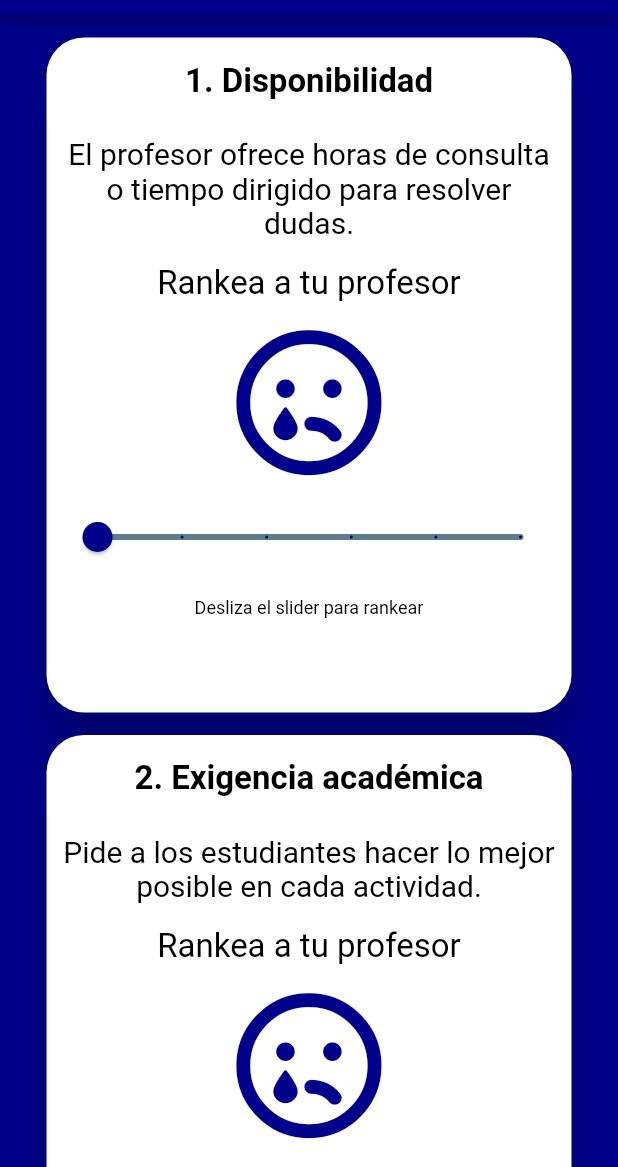
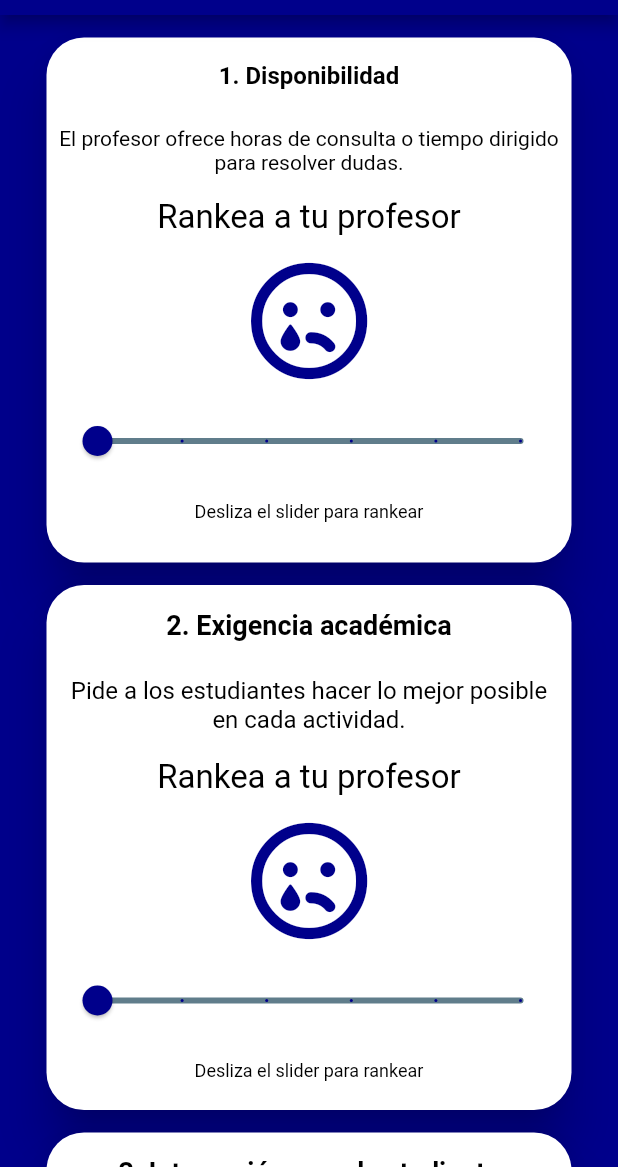
Before and after one commit to ScarponeO/rankprof, a Flutter app: the StarFeedback2 screen opened by its route, on a phone screen of 412 x 824 dp, the part 69-1236 px from its top. Run offline on Flutter 3.47's test engine with Material 2 defaults, Android fonts, the phone set to English and light mode, and no system bars; our stand-ins replace cloud_firestore, firebase_auth, firebase_messaging, font_awesome_flutter; accounts and stored records are empty.

Commit message:
Vista modificada en Scroll y Variables de rankeo

```diff
--- a/lib/pages/starfeedback2.dart
+++ b/lib/pages/starfeedback2.dart
@@ -18,7 +18,7 @@ class _StarFeedback2State extends State<StarFeedback2> {
         // return object of type Dialog
         return AlertDialog(
           title: new Text("Alert Dialog title"),
-          content: new Text(instruccion),
+          content: new Text(myFeedbackText),
           actions: <Widget>[
             // usually buttons at the bottom of the dialog
             new FlatButton(
@@ -33,6 +33,11 @@ class _StarFeedback2State extends State<StarFeedback2> {
     );
   }
 
+  void promedio()
+  {
+    puntuacionTotal=(valorAptitud1+valorAptitud2+valorAptitud3+valorAptitud4+valorAptitud5)/5;
+  }
+
 
   //VARIABLES PARA LA PRIMERA APTITUD
 
@@ -41,6 +46,7 @@ class _StarFeedback2State extends State<StarFeedback2> {
   var myFeedbackText = "Rankea a tu profesor";
   var instruccion = "Desliza el slider para rankear";
   var sliderValue = 0.0;
+  double valorAptitud1 = 0.0;
 
   //VARIABLES PARA LA SEGUNDA APTITUD
 
@@ -50,6 +56,7 @@ class _StarFeedback2State extends State<StarFeedback2> {
   var myFeedbackText2 = "Rankea a tu profesor";
   var instruccion2 = "Desliza el slider para rankear";
   var sliderValue2 = 0.0;
+  double valorAptitud2 = 0.0;
 
   //VARIABLES PARA LA TERCERA APTITUD
 
@@ -59,7 +66,7 @@ class _StarFeedback2State extends State<StarFeedback2> {
   var myFeedbackText3 = "Rankea a tu profesor";
   var instruccion3 = "Desliza el slider para rankear";
   var sliderValue3 = 0.0;
-
+  double valorAptitud3 = 0.0;
   //VARIABLES PARA LA CUARTA APTITUD
 
 
@@ -68,7 +75,7 @@ class _StarFeedback2State extends State<StarFeedback2> {
   var myFeedbackText4 = "Rankea a tu profesor";
   var instruccion4 = "Desliza el slider para rankear";
   var sliderValue4 = 0.0;
-
+  double valorAptitud4 = 0.0;
   //VARIABLES PARA LA QUINTA APTITUD
 
 
@@ -77,6 +84,9 @@ class _StarFeedback2State extends State<StarFeedback2> {
   var myFeedbackText5 = "Rankea a tu profesor";
   var instruccion5 = "Desliza el slider para rankear";
   var sliderValue5 = 0.0;
+  double valorAptitud5 = 0.0;
+
+  double puntuacionTotal = 0.0;
 
 
   @override
@@ -113,19 +123,19 @@ class _StarFeedback2State extends State<StarFeedback2> {
                   borderRadius: BorderRadius.circular(25.0),
                   child: Container(
                       width: 350.0,
-                      height: 450.0,
+                      height: 350.0,
                       child: Column(children: <Widget>[
                         Padding(
                           padding: const EdgeInsets.all(16.0),
                           child: Container(child: Text("1. Disponibilidad",
-                            style: TextStyle(color: Colors.black, fontSize: 22.0,fontWeight:FontWeight.bold),)),
+                            style: TextStyle(color: Colors.black, fontSize: 16.0,fontWeight:FontWeight.bold),)),
                         ),
                         Padding(padding: const EdgeInsets.all(8.0),
 
                           child: Text(            //--------> Descripcion de las aptitudes
                               'El profesor ofrece horas de consulta o tiempo dirigido para resolver dudas.' ,
                               textAlign: TextAlign.center,
-                              style: TextStyle(color: Colors.black, fontSize: 20.0 )),
+                              style: TextStyle(color: Colors.black, fontSize: 14.0 )),
                         ) ,
                         Padding(
                           padding: const EdgeInsets.all(8.0),
@@ -135,7 +145,7 @@ class _StarFeedback2State extends State<StarFeedback2> {
                         Padding(
                           padding: const EdgeInsets.all(8.0),
                           child: Container(child: Icon(
-                            myFeedback, color: myFeedbackColor, size: 100.0,)),
+                            myFeedback, color: myFeedbackColor, size: 80.0,)),
                         ),
                         Padding(
                           padding: const EdgeInsets.all(8.0),
@@ -154,26 +164,31 @@ class _StarFeedback2State extends State<StarFeedback2> {
                                   myFeedbackColor = Colors.red;
                                   myFeedbackText = "Puntuación: 1";
                                   instruccion = " ";
+                                  valorAptitud1 = 1;
                                 }
                                 if (sliderValue >= 2.1 && sliderValue <= 4.0) {
                                   myFeedback = FontAwesomeIcons.frown;
                                   myFeedbackColor = Colors.amber;
                                   myFeedbackText = "Puntuación: 2";
+                                  valorAptitud1 = 2;
                                 }
                                 if (sliderValue >= 4.1 && sliderValue <= 6.0) {
                                   myFeedback = FontAwesomeIcons.meh;
                                   myFeedbackColor = Colors.yellow;
                                   myFeedbackText = "Puntuación: 3";
+                                  valorAptitud1 = 3;
                                 }
                                 if (sliderValue >= 6.1 && sliderValue <= 8.0) {
                                   myFeedback = FontAwesomeIcons.smile;
                                   myFeedbackColor = Colors.lightGreenAccent;
                                   myFeedbackText = "Puntuación: 4";
+                                  valorAptitud1 = 4;
                                 }
                                 if (sliderValue >= 8.1 && sliderValue <= 10.0) {
                                   myFeedback = FontAwesomeIcons.laugh;
                                   myFeedbackColor = Colors.green;
                                   myFeedbackText = "Puntuación: 5";
+                                  valorAptitud1 = 5;
                                 }
                               });
                             },
@@ -203,19 +218,19 @@ class _StarFeedback2State extends State<StarFeedback2> {
                   borderRadius: BorderRadius.circular(25.0),
                   child: Container(
                       width: 350.0,
-                      height: 450.0,
+                      height: 350.0,
                       child: Column(children: <Widget>[
                         Padding(
                           padding: const EdgeInsets.all(16.0),
                           child: Container(child: Text("2. Exigencia académica",
-                            style: TextStyle(color: Colors.black, fontSize: 22.0,fontWeight:FontWeight.bold),)),
+                            style: TextStyle(color: Colors.black, fontSize: 18.0,fontWeight:FontWeight.bold),)),
                         ),
                         Padding(padding: const EdgeInsets.all(8.0),
 
                           child: Text(            //--------> Descripcion de las aptitudes
                               'Pide a los estudiantes hacer lo mejor posible en cada actividad.' ,
                               textAlign: TextAlign.center,
-                              style: TextStyle(color: Colors.black, fontSize: 20.0 )),
+                              style: TextStyle(color: Colors.black, fontSize: 16.0 )),
                         ) ,
                         Padding(
                           padding: const EdgeInsets.all(8.0),
@@ -225,7 +240,7 @@ class _StarFeedback2State extends State<StarFeedback2> {
                         Padding(
                           padding: const EdgeInsets.all(8.0),
                           child: Container(child: Icon(
-                            myFeedback2, color: myFeedbackColor2, size: 100.0,)),
+                            myFeedback2, color: myFeedbackColor2, size: 80.0,)),
                         ),
                         Padding(
                           padding: const EdgeInsets.all(8.0),
@@ -244,26 +259,31 @@ class _StarFeedback2State extends State<StarFeedback2> {
                                   myFeedbackColor2 = Colors.red;
                                   myFeedbackText2 = "Puntuación: 1";
                                   instruccion2 = " ";
+                                  valorAptitud2 = 1;
                                 }
                                 if (sliderValue2 >= 2.1 && sliderValue2 <= 4.0) {
                                   myFeedback2 = FontAwesomeIcons.frown;
                                   myFeedbackColor2 = Colors.amber;
                                   myFeedbackText2 = "Puntuación: 2";
+                                  valorAptitud2 = 2;
                                 }
                                 if (sliderValue2 >= 4.1 && sliderValue2 <= 6.0) {
                                   myFeedback2 = FontAwesomeIcons.meh;
                                   myFeedbackColor2 = Colors.yellow;
                                   myFeedbackText2 = "Puntuación: 3";
+                                  valorAptitud2 = 3;
                                 }
                                 if (sliderValue2 >= 6.1 && sliderValue2 <= 8.0) {
                                   myFeedback2 = FontAwesomeIcons.smile;
                                   myFeedbackColor2 = Colors.lightGreenAccent;
                                   myFeedbackText2 = "Puntuación: 4";
+                                  valorAptitud2 = 4;
                                 }
                                 if (sliderValue2 >= 8.1 && sliderValue2 <= 10.0) {
                                   myFeedback2 = FontAwesomeIcons.laugh;
                                   myFeedbackColor2 = Colors.green;
                                   myFeedbackText2 = "Puntuación: 5";
+                                  valorAptitud2 = 5;
                                 }
                               });
                             },
@@ -293,19 +313,19 @@ class _StarFeedback2State extends State<StarFeedback2> {
                   borderRadius: BorderRadius.circular(25.0),
                   child: Container(
                       width: 350.0,
-                      height: 450.0,
+                      height: 360.0,
                       child: Column(children: <Widget>[
                         Padding(
                           padding: const EdgeInsets.all(16.0),
                           child: Container(child: Text("3. Interacción con el estudiante",
-                            style: TextStyle(color: Colors.black, fontSize: 22.0,fontWeight:FontWeight.bold),)),
+                            style: TextStyle(color: Colors.black, fontSize: 18.0,fontWeight:FontWeight.bold),)),
                         ),
                         Padding(padding: const EdgeInsets.all(8.0),
 
                           child: Text(            //--------> Descripcion de las aptitudes
                               'Forma de dirigirse con el estudiante, amabilidad del profesor, lenguaje con el que se expresa en clases.' ,
                               textAlign: TextAlign.center,
-                              style: TextStyle(color: Colors.black, fontSize: 20.0 )),
+                              style: TextStyle(color: Colors.black, fontSize: 16.0 )),
                         ) ,
                         Padding(
                           padding: const EdgeInsets.all(8.0),
@@ -315,7 +335,7 @@ class _StarFeedback2State extends State<StarFeedback2> {
                         Padding(
                           padding: const EdgeInsets.all(8.0),
                           child: Container(child: Icon(
-                            myFeedback3, color: myFeedbackColor3, size: 100.0,)),
+                            myFeedback3, color: myFeedbackColor3, size: 80.0,)),
                         ),
                         Padding(
                           padding: const EdgeInsets.all(8.0),
@@ -334,26 +354,31 @@ class _StarFeedback2State extends State<StarFeedback2> {
                                   myFeedbackColor3 = Colors.red;
                                   myFeedbackText3 = "Puntuación: 1";
                                   instruccion3 = " ";
+                                  valorAptitud3 = 1;
                                 }
                                 if (sliderValue3 >= 2.1 && sliderValue3 <= 4.0) {
                                   myFeedback3 = FontAwesomeIcons.frown;
                                   myFeedbackColor3 = Colors.amber;
                                   myFeedbackText3 = "Puntuación: 2";
+                                  valorAptitud3 = 2;
                                 }
                                 if (sliderValue3 >= 4.1 && sliderValue3 <= 6.0) {
                                   myFeedback3 = FontAwesomeIcons.meh;
                                   myFeedbackColor3 = Colors.yellow;
                                   myFeedbackText3 = "Puntuación: 3";
+                                  valorAptitud3 = 3;
                                 }
                                 if (sliderValue3 >= 6.1 && sliderValue3 <= 8.0) {
                                   myFeedback3 = FontAwesomeIcons.smile;
                                   myFeedbackColor3 = Colors.lightGreenAccent;
                                   myFeedbackText3 = "Puntuación: 4";
+                                  valorAptitud3 = 4;
                                 }
                                 if (sliderValue3 >= 8.1 && sliderValue3 <= 10.0) {
                                   myFeedback3 = FontAwesomeIcons.laugh;
                                   myFeedbackColor3 = Colors.green;
                                   myFeedbackText3 = "Puntuación: 5";
+                                  valorAptitud3 = 5;
                                 }
                               });
                             },
@@ -384,19 +409,19 @@ class _StarFeedback2State extends State<StarFeedback2> {
                   borderRadius: BorderRadius.circular(25.0),
                   child: Container(
                       width: 350.0,
-                      height: 450.0,
+                      height: 360.0,
                       child: Column(children: <Widget>[
                         Padding(
                           padding: const EdgeInsets.all(16.0),
                           child: Container(child: Text("4. Pedagogía",
-                            style: TextStyle(color: Colors.black, fontSize: 22.0,fontWeight:FontWeight.bold),)),
+                            style: TextStyle(color: Colors.black, fontSize: 18.0,fontWeight:FontWeight.bold),)),
                         ),
                         Padding(padding: const EdgeInsets.all(8.0),
 
                           child: Text(            //--------> Descripcion de las aptitudes
                               'Práctica educativa o método de enseñanza, claridad con la que expresa sus ideas a la clase.' ,
                               textAlign: TextAlign.center,
-                              style: TextStyle(color: Colors.black, fontSize: 20.0 )),
+                              style: TextStyle(color: Colors.black, fontSize: 16.0 )),
                         ) ,
                         Padding(
                           padding: const EdgeInsets.all(8.0),
@@ -406,7 +431,7 @@ class _StarFeedback2State extends State<StarFeedback2> {
                         Padding(
                           padding: const EdgeInsets.all(8.0),
                           child: Container(child: Icon(
-                            myFeedback4, color: myFeedbackColor4, size: 100.0,)),
+                            myFeedback4, color: myFeedbackColor4, size: 80.0,)),
                         ),
                         Padding(
                           padding: const EdgeInsets.all(8.0),
@@ -425,26 +450,31 @@ class _StarFeedback2State extends State<StarFeedback2> {
                                   myFeedbackColor4 = Colors.red;
                                   myFeedbackText4 = "Puntuación: 1";
                                   instruccion4 = " ";
+                                  valorAptitud4 = 1;
                                 }
                                 if (sliderValue4 >= 2.1 && sliderValue4 <= 4.0) {
                                   myFeedback4 = FontAwesomeIcons.frown;
                                   myFeedbackColor4 = Colors.amber;
                                   myFeedbackText4 = "Puntuación: 2";
+                                  valorAptitud4 = 2;
                                 }
                                 if (sliderValue4 >= 4.1 && sliderValue4 <= 6.0) {
                                   myFeedback4 = FontAwesomeIcons.meh;
                                   myFeedbackColor4 = Colors.yellow;
                                   myFeedbackText4 = "Puntuación: 3";
+                                  valorAptitud4 = 3;
                                 }
                                 if (sliderValue4 >= 6.1 && sliderValue4 <= 8.0) {
                                   myFeedback4 = FontAwesomeIcons.smile;
                                   myFeedbackColor4 = Colors.lightGreenAccent;
                                   myFeedbackText4 = "Puntuación: 4";
+                                  valorAptitud4 = 4;
                                 }
                                 if (sliderValue4 >= 8.1 && sliderValue4 <= 10.0) {
                                   myFeedback4 = FontAwesomeIcons.laugh;
                                   myFeedbackColor4 = Colors.green;
                                   myFeedbackText4 = "Puntuación: 5";
+                                  valorAptitud4 = 5;
                                 }
                               });
                             },
@@ -474,19 +504,19 @@ class _StarFeedback2State extends State<StarFeedback2> {
                   borderRadius: BorderRadius.circular(25.0),
                   child: Container(
                       width: 350.0,
-                      height: 450.0,
+                      height: 360.0,
                       child: Column(children: <Widget>[
                         Padding(
                           padding: const EdgeInsets.all(16.0),
                           child: Container(child: Text("5. Responsabilidad ",
-                            style: TextStyle(color: Colors.black, fontSize: 22.0,fontWeight:FontWeight.bold),)),
+                            style: TextStyle(color: Colors.black, fontSize: 18.0,fontWeight:FontWeight.bold),)),
                         ),
                         Padding(padding: const EdgeInsets.all(8.0),
 
                           child: Text(            //--------> Descripcion de las aptitudes
                               'Puntualidad a la hora de clases, en la entrega de notas y de material académico.' ,
                               textAlign: TextAlign.center,
-                              style: TextStyle(color: Colors.black, fontSize: 20.0 )),
+                              style: TextStyle(color: Colors.black, fontSize: 16.0 )),
                         ) ,
                         Padding(
                           padding: const EdgeInsets.all(8.0),
@@ -496,7 +526,7 @@ class _StarFeedback2State extends State<StarFeedback2> {
                         Padding(
                           padding: const EdgeInsets.all(8.0),
                           child: Container(child: Icon(
-                            myFeedback5, color: myFeedbackColor5, size: 100.0,)),
+                            myFeedback5, color: myFeedbackColor5, size: 80.0,)),
                         ),
                         Padding(
                           padding: const EdgeInsets.all(8.0),
@@ -515,26 +545,31 @@ class _StarFeedback2State extends State<StarFeedback2> {
                                   myFeedbackColor5 = Colors.red;
                                   myFeedbackText5 = "Puntuación: 1";
                                   instruccion5 = " ";
+                                  valorAptitud5 = 1;
                                 }
                                 if (sliderValue5 >= 2.1 && sliderValue5 <= 4.0) {
                                   myFeedback5 = FontAwesomeIcons.frown;
                                   myFeedbackColor5 = Colors.amber;
                                   myFeedbackText5 = "Puntuación: 2";
+                                  valorAptitud5 = 2;
                                 }
                                 if (sliderValue5 >= 4.1 && sliderValue5 <= 6.0) {
                                   myFeedback5 = FontAwesomeIcons.meh;
                                   myFeedbackColor5 = Colors.yellow;
                                   myFeedbackText5 = "Puntuación: 3";
+                                  valorAptitud5 = 3;
                                 }
                                 if (sliderValue5 >= 6.1 && sliderValue5 <= 8.0) {
                                   myFeedback5 = FontAwesomeIcons.smile;
                                   myFeedbackColor5 = Colors.lightGreenAccent;
                                   myFeedbackText5 = "Puntuación: 4";
+                                  valorAptitud5 = 4;
                                 }
                                 if (sliderValue5 >= 8.1 && sliderValue5 <= 10.0) {
                                   myFeedback5 = FontAwesomeIcons.laugh;
                                   myFeedbackColor5 = Colors.green;
                                   myFeedbackText5 = "Puntuación: 5";
+                                  valorAptitud5 = 5;
                                 }
                               });
                             },
@@ -551,7 +586,11 @@ class _StarFeedback2State extends State<StarFeedback2> {
               ),
             ),
 
+
+
+
             Padding(
+
               padding: const EdgeInsets.all(20.0),
               child: Container(child: Align(
                 alignment: Alignment.bottomCenter,
@@ -561,8 +600,10 @@ class _StarFeedback2State extends State<StarFeedback2> {
                   child: Text('           Enviar ranking           ',
                     style: TextStyle(color: Color(0xffffffff),fontSize: 18.0),),
                   onPressed: () {
+                    promedio();
+                    _showDialog();
+                    print(puntuacionTotal);
 
-                    _showDialog();
 
                   },
                 ),
--- a/pubspec.yaml
+++ b/pubspec.yaml
@@ -32,8 +32,14 @@ dependencies:
   firebase_messaging:
 
 dev_dependencies:
+  flutter_launcher_icons: "^0.7.3"
   flutter_test:
     sdk: flutter
+
+flutter_icons:
+  android: "launcher_icon"
+  ios: true
+  image_path: "iconos/logoapp.png"
 
 # For information on the generic Dart part of this file, see the
 # following page: https://dart.dev/tools/pub/pubspec
```
Also changed, not shown: iconos/logoapp.png (added), pubspec.lock, 27 other files.
